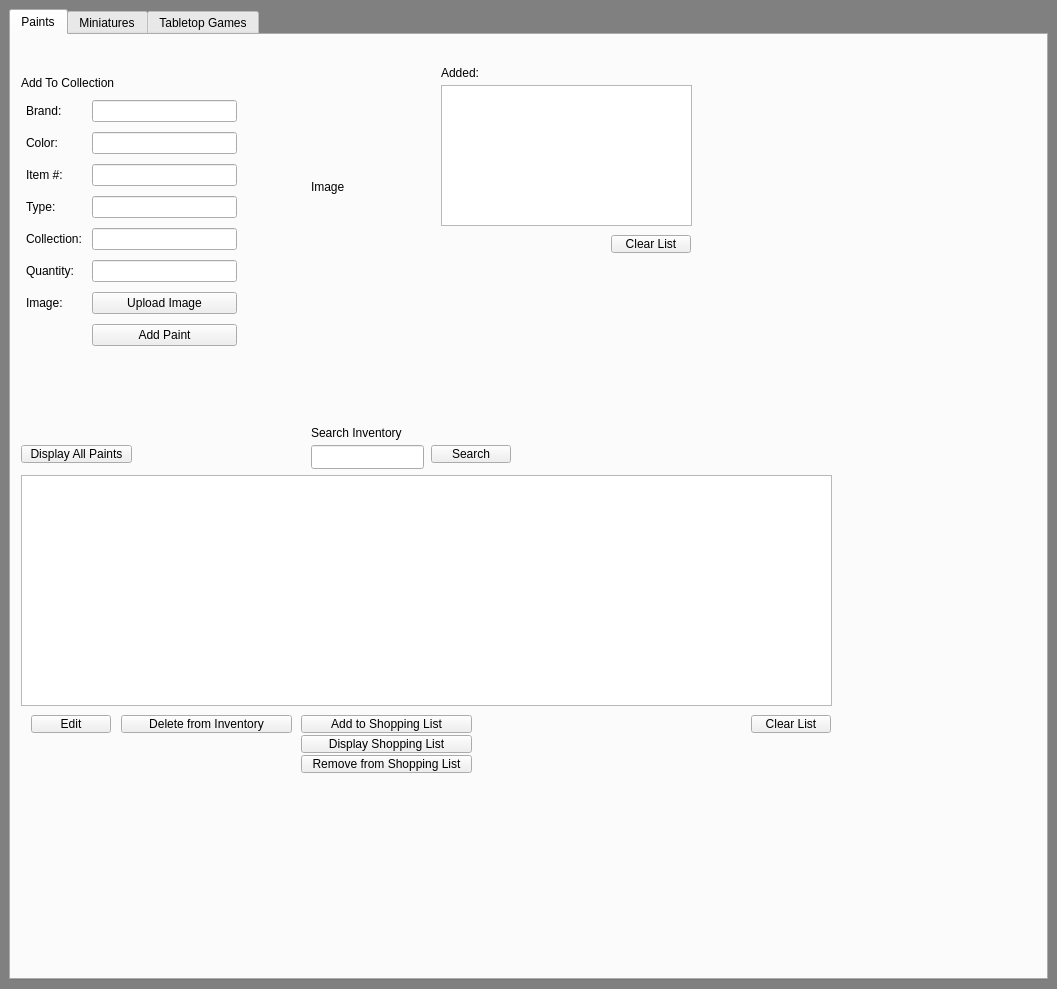
First picture: the form in mainwindow.ui, repository amy-e-stone/MiniPaintVault, before the edit.
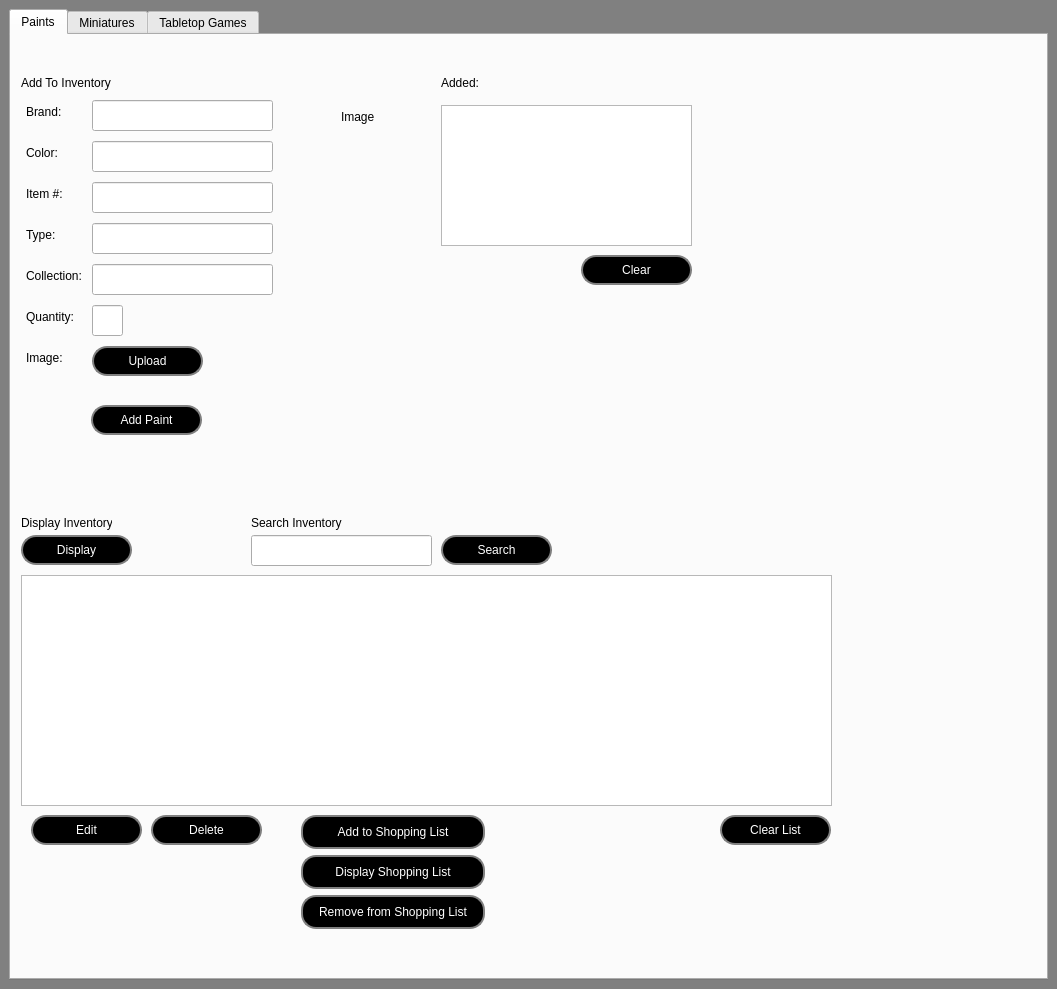
Second picture: the form after the edit.

Commit message: Added filtering feature and changed the style of the buttons

Diff of the .ui file:
```diff
--- a/mainwindow.ui
+++ b/mainwindow.ui
@@ -17,7 +17,18 @@
    <bool>false</bool>
   </property>
   <property name="styleSheet">
-   <string notr="true">QMainWindow { background-color: grey; }</string>
+   <string notr="true">QMainWindow {
+	background-color: grey;
+}
+
+QPushButton {
+    border-width: 2px; 
+    border-color: grey;
+    border-style: solid; /* Ensure the border is visible */
+	border-radius: 15px;
+	color: rgb(255, 255, 255); /* Color of the text */
+	background-color: rgb(0, 0, 0); /* Color of the button */
+}</string>
   </property>
   <widget class="QWidget" name="centralwidget">
    <layout class="QGridLayout" name="gridLayout_2">
@@ -35,8 +46,8 @@
          <rect>
           <x>10</x>
           <y>60</y>
-          <width>221</width>
-          <height>272</height>
+          <width>271</width>
+          <height>301</height>
          </rect>
         </property>
         <layout class="QFormLayout" name="formLayout_2">
@@ -65,9 +76,6 @@
            </property>
           </widget>
          </item>
-         <item row="0" column="1">
-          <widget class="QLineEdit" name="inputBrand"/>
-         </item>
          <item row="1" column="0">
           <widget class="QLabel" name="labelColor">
            <property name="text">
@@ -75,9 +83,6 @@
            </property>
           </widget>
          </item>
-         <item row="1" column="1">
-          <widget class="QLineEdit" name="inputColor"/>
-         </item>
          <item row="2" column="0">
           <widget class="QLabel" name="labelItemNum">
            <property name="text">
@@ -85,9 +90,6 @@
            </property>
           </widget>
          </item>
-         <item row="2" column="1">
-          <widget class="QLineEdit" name="inputItemNum"/>
-         </item>
          <item row="3" column="0">
           <widget class="QLabel" name="labelType">
            <property name="text">
@@ -102,9 +104,6 @@
            </property>
           </widget>
          </item>
-         <item row="4" column="1">
-          <widget class="QLineEdit" name="inputCollection"/>
-         </item>
          <item row="5" column="0">
           <widget class="QLabel" name="labelQuantity">
            <property name="text">
@@ -112,9 +111,6 @@
            </property>
           </widget>
          </item>
-         <item row="5" column="1">
-          <widget class="QLineEdit" name="inputQuantity"/>
-         </item>
          <item row="6" column="0">
           <widget class="QLabel" name="labelImageText">
            <property name="text">
@@ -122,56 +118,131 @@
            </property>
           </widget>
          </item>
+         <item row="5" column="1">
+          <widget class="QLineEdit" name="inputQuantity">
+           <property name="minimumSize">
+            <size>
+             <width>31</width>
+             <height>31</height>
+            </size>
+           </property>
+           <property name="maximumSize">
+            <size>
+             <width>31</width>
+             <height>31</height>
+            </size>
+           </property>
+           <property name="text">
+            <string/>
+           </property>
+          </widget>
+         </item>
+         <item row="4" column="1">
+          <widget class="QLineEdit" name="inputCollection">
+           <property name="minimumSize">
+            <size>
+             <width>181</width>
+             <height>31</height>
+            </size>
+           </property>
+           <property name="maximumSize">
+            <size>
+             <width>181</width>
+             <height>31</height>
+            </size>
+           </property>
+          </widget>
+         </item>
+         <item row="0" column="1">
+          <widget class="QLineEdit" name="inputBrand">
+           <property name="minimumSize">
+            <size>
+             <width>181</width>
+             <height>31</height>
+            </size>
+           </property>
+           <property name="maximumSize">
+            <size>
+             <width>181</width>
+             <height>31</height>
+            </size>
+           </property>
+          </widget>
+         </item>
+         <item row="1" column="1">
+          <widget class="QLineEdit" name="inputColor">
+           <property name="minimumSize">
+            <size>
+             <width>181</width>
+             <height>31</height>
+            </size>
+           </property>
+           <property name="maximumSize">
+            <size>
+             <width>181</width>
+             <height>31</height>
+            </size>
+           </property>
+          </widget>
+         </item>
+         <item row="2" column="1">
+          <widget class="QLineEdit" name="inputItemNum">
+           <property name="minimumSize">
+            <size>
+             <width>181</width>
+             <height>31</height>
+            </size>
+           </property>
+           <property name="maximumSize">
+            <size>
+             <width>181</width>
+             <height>31</height>
+            </size>
+           </property>
+          </widget>
+         </item>
+         <item row="3" column="1">
+          <widget class="QLineEdit" name="inputType">
+           <property name="minimumSize">
+            <size>
+             <width>181</width>
+             <height>31</height>
+            </size>
+           </property>
+           <property name="maximumSize">
+            <size>
+             <width>181</width>
+             <height>31</height>
+            </size>
+           </property>
+          </widget>
+         </item>
          <item row="6" column="1">
           <widget class="QPushButton" name="buttonUploadImage">
-           <property name="text">
-            <string>Upload Image</string>
+           <property name="minimumSize">
+            <size>
+             <width>111</width>
+             <height>30</height>
+            </size>
            </property>
-          </widget>
-         </item>
-         <item row="7" column="1">
-          <widget class="QPushButton" name="buttonAddPaint">
+           <property name="maximumSize">
+            <size>
+             <width>111</width>
+             <height>30</height>
+            </size>
+           </property>
            <property name="text">
-            <string>Add Paint</string>
+            <string>Upload</string>
            </property>
           </widget>
          </item>
-         <item row="3" column="1">
-          <widget class="QLineEdit" name="inputType"/>
-         </item>
         </layout>
        </widget>
-       <widget class="QPushButton" name="buttonDisplayPaints">
-        <property name="geometry">
-         <rect>
-          <x>10</x>
-          <y>410</y>
-          <width>111</width>
-          <height>18</height>
-         </rect>
-        </property>
-        <property name="text">
-         <string>Display All Paints</string>
-        </property>
-       </widget>
-       <widget class="QPushButton" name="buttonClearAddedList">
-        <property name="geometry">
-         <rect>
-          <x>600</x>
-          <y>200</y>
-          <width>80</width>
-          <height>18</height>
-         </rect>
-        </property>
-        <property name="text">
-         <string>Clear List</string>
-        </property>
-       </widget>
        <widget class="QTableWidget" name="paintTableWidget">
         <property name="geometry">
          <rect>
           <x>10</x>
-          <y>440</y>
+          <y>540</y>
           <width>811</width>
           <height>231</height>
          </rect>
@@ -181,7 +252,7 @@
         <property name="geometry">
          <rect>
           <x>430</x>
-          <y>50</y>
+          <y>70</y>
           <width>251</width>
           <height>141</height>
          </rect>
@@ -197,14 +268,14 @@
          </rect>
         </property>
         <property name="text">
-         <string>Add To Collection</string>
+         <string>Add To Inventory</string>
         </property>
        </widget>
        <widget class="QLabel" name="labelAdded">
         <property name="geometry">
          <rect>
           <x>430</x>
-          <y>30</y>
+          <y>40</y>
           <width>101</width>
           <height>16</height>
          </rect>
@@ -216,25 +287,49 @@
        <widget class="QPushButton" name="buttonDelete">
         <property name="geometry">
          <rect>
-          <x>110</x>
-          <y>680</y>
-          <width>171</width>
-          <height>18</height>
+          <x>140</x>
+          <y>780</y>
+          <width>111</width>
+          <height>30</height>
          </rect>
         </property>
+        <property name="minimumSize">
+         <size>
+          <width>0</width>
+          <height>0</height>
+         </size>
+        </property>
+        <property name="maximumSize">
+         <size>
+          <width>16777215</width>
+          <height>16777215</height>
+         </size>
+        </property>
         <property name="text">
-         <string>Delete from Inventory</string>
+         <string>Delete</string>
         </property>
        </widget>
        <widget class="QPushButton" name="buttonSearch">
         <property name="geometry">
          <rect>
-          <x>420</x>
-          <y>410</y>
-          <width>80</width>
-          <height>18</height>
+          <x>430</x>
+          <y>500</y>
+          <width>111</width>
+          <height>30</height>
          </rect>
         </property>
+        <property name="minimumSize">
+         <size>
+          <width>0</width>
+          <height>0</height>
+         </size>
+        </property>
+        <property name="maximumSize">
+         <size>
+          <width>16777215</width>
+          <height>16777215</height>
+         </size>
+        </property>
         <property name="text">
          <string>Search</string>
         </property>
@@ -242,12 +337,24 @@
        <widget class="QPushButton" name="buttonClearDisplayList">
         <property name="geometry">
          <rect>
-          <x>740</x>
-          <y>680</y>
-          <width>80</width>
-          <height>18</height>
+          <x>709</x>
+          <y>780</y>
+          <width>111</width>
+          <height>30</height>
          </rect>
         </property>
+        <property name="minimumSize">
+         <size>
+          <width>0</width>
+          <height>0</height>
+         </size>
+        </property>
+        <property name="maximumSize">
+         <size>
+          <width>16777215</width>
+          <height>16777215</height>
+         </size>
+        </property>
         <property name="text">
          <string>Clear List</string>
         </property>
@@ -256,11 +363,23 @@
         <property name="geometry">
          <rect>
           <x>20</x>
-          <y>680</y>
-          <width>80</width>
-          <height>18</height>
+          <y>780</y>
+          <width>111</width>
+          <height>30</height>
          </rect>
         </property>
+        <property name="minimumSize">
+         <size>
+          <width>0</width>
+          <height>0</height>
+         </size>
+        </property>
+        <property name="maximumSize">
+         <size>
+          <width>16777215</width>
+          <height>16777215</height>
+         </size>
+        </property>
         <property name="text">
          <string>Edit</string>
         </property>
@@ -268,18 +387,18 @@
        <widget class="QLineEdit" name="inputSearch">
         <property name="geometry">
          <rect>
-          <x>300</x>
-          <y>410</y>
-          <width>113</width>
-          <height>24</height>
+          <x>240</x>
+          <y>500</y>
+          <width>181</width>
+          <height>31</height>
          </rect>
         </property>
        </widget>
        <widget class="QLabel" name="labelSearch">
         <property name="geometry">
          <rect>
-          <x>300</x>
-          <y>390</y>
+          <x>240</x>
+          <y>480</y>
           <width>91</width>
           <height>16</height>
          </rect>
@@ -292,11 +411,31 @@
         <property name="geometry">
          <rect>
           <x>290</x>
-          <y>680</y>
-          <width>171</width>
-          <height>18</height>
+          <y>780</y>
+          <width>184</width>
+          <height>30</height>
          </rect>
         </property>
+        <property name="minimumSize">
+         <size>
+          <width>184</width>
+          <height>30</height>
+         </size>
+        </property>
+        <property name="maximumSize">
+         <size>
+          <width>184</width>
+          <height>30</height>
+         </size>
+        </property>
+        <property name="styleSheet">
+         <string notr="true">QPushButton {
+	min-width: 180px;   /* Minimum width */
+    max-width: 180px;   /* Maximum width */
+    min-height: 30px;   /* Minimum height */
+    max-height: 30px;   /* Maximum height */
+}</string>
+        </property>
         <property name="text">
          <string>Add to Shopping List</string>
         </property>
@@ -305,11 +444,31 @@
         <property name="geometry">
          <rect>
           <x>290</x>
-          <y>700</y>
-          <width>171</width>
-          <height>18</height>
+          <y>820</y>
+          <width>184</width>
+          <height>30</height>
          </rect>
         </property>
+        <property name="minimumSize">
+         <size>
+          <width>184</width>
+          <height>30</height>
+         </size>
+        </property>
+        <property name="maximumSize">
+         <size>
+          <width>184</width>
+          <height>30</height>
+         </size>
+        </property>
+        <property name="styleSheet">
+         <string notr="true">QPushButton {
+	min-width: 180px;   /* Minimum width */
+    max-width: 180px;   /* Maximum width */
+    min-height: 30px;   /* Minimum height */
+    max-height: 30px;   /* Maximum height */
+}</string>
+        </property>
         <property name="text">
          <string>Display Shopping List</string>
         </property>
@@ -318,11 +477,31 @@
         <property name="geometry">
          <rect>
           <x>290</x>
-          <y>720</y>
-          <width>171</width>
-          <height>18</height>
+          <y>860</y>
+          <width>184</width>
+          <height>30</height>
          </rect>
         </property>
+        <property name="minimumSize">
+         <size>
+          <width>184</width>
+          <height>30</height>
+         </size>
+        </property>
+        <property name="maximumSize">
+         <size>
+          <width>184</width>
+          <height>30</height>
+         </size>
+        </property>
+        <property name="styleSheet">
+         <string notr="true">QPushButton {
+	min-width: 180px;   /* Minimum width */
+    max-width: 180px;   /* Maximum width */
+    min-height: 30px;   /* Minimum height */
+    max-height: 30px;   /* Maximum height */
+}</string>
+        </property>
         <property name="text">
          <string>Remove from Shopping List</string>
         </property>
@@ -330,8 +509,8 @@
        <widget class="QLabel" name="labelImage">
         <property name="geometry">
          <rect>
-          <x>300</x>
-          <y>140</y>
+          <x>330</x>
+          <y>70</y>
           <width>36</width>
           <height>24</height>
          </rect>
@@ -344,7 +523,7 @@
         <property name="geometry">
          <rect>
           <x>568</x>
-          <y>410</y>
+          <y>510</y>
           <width>241</width>
           <height>20</height>
          </rect>
@@ -353,6 +532,97 @@
          <string/>
         </property>
        </widget>
+       <widget class="QPushButton" name="buttonClearAddedList">
+        <property name="geometry">
+         <rect>
+          <x>570</x>
+          <y>220</y>
+          <width>111</width>
+          <height>30</height>
+         </rect>
+        </property>
+        <property name="minimumSize">
+         <size>
+          <width>0</width>
+          <height>0</height>
+         </size>
+        </property>
+        <property name="maximumSize">
+         <size>
+          <width>16777215</width>
+          <height>16777215</height>
+         </size>
+        </property>
+        <property name="text">
+         <string>Clear</string>
+        </property>
+       </widget>
+       <widget class="QPushButton" name="buttonDisplayPaints">
+        <property name="geometry">
+         <rect>
+          <x>10</x>
+          <y>500</y>
+          <width>111</width>
+          <height>30</height>
+         </rect>
+        </property>
+        <property name="minimumSize">
+         <size>
+          <width>0</width>
+          <height>0</height>
+         </size>
+        </property>
+        <property name="maximumSize">
+         <size>
+          <width>16777215</width>
+          <height>16777215</height>
+         </size>
+        </property>
+        <property name="text">
+         <string>Display</string>
+        </property>
+       </widget>
+       <widget class="QLabel" name="labelSearch_2">
+        <property name="geometry">
+         <rect>
+          <x>10</x>
+          <y>480</y>
+          <width>91</width>
+          <height>16</height>
+         </rect>
+        </property>
+        <property name="text">
+         <string>Display Inventory</string>
+        </property>
+       </widget>
+       <widget class="QPushButton" name="buttonAddPaint">
+        <property name="geometry">
+         <rect>
+          <x>80</x>
+          <y>370</y>
+          <width>111</width>
+          <height>30</height>
+         </rect>
+        </property>
+        <property name="minimumSize">
+         <size>
+          <width>0</width>
+          <height>0</height>
+         </size>
+        </property>
+        <property name="maximumSize">
+         <size>
+          <width>16777215</width>
+          <height>16777215</height>
+         </size>
+        </property>
+        <property name="styleSheet">
+         <string notr="true"/>
+        </property>
+        <property name="text">
+         <string>Add Paint</string>
+        </property>
+       </widget>
       </widget>
       <widget class="QWidget" name="minisTab">
        <property name="styleSheet">
```
The commit also changes 7 other files.
